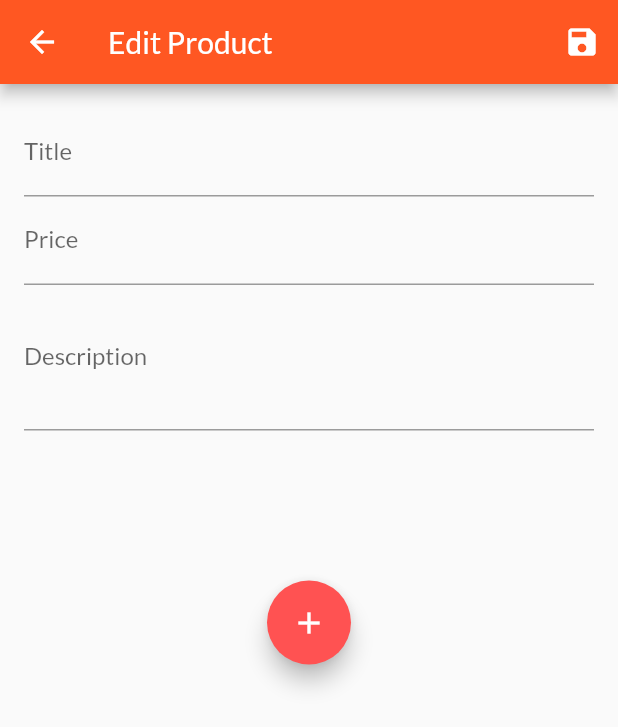
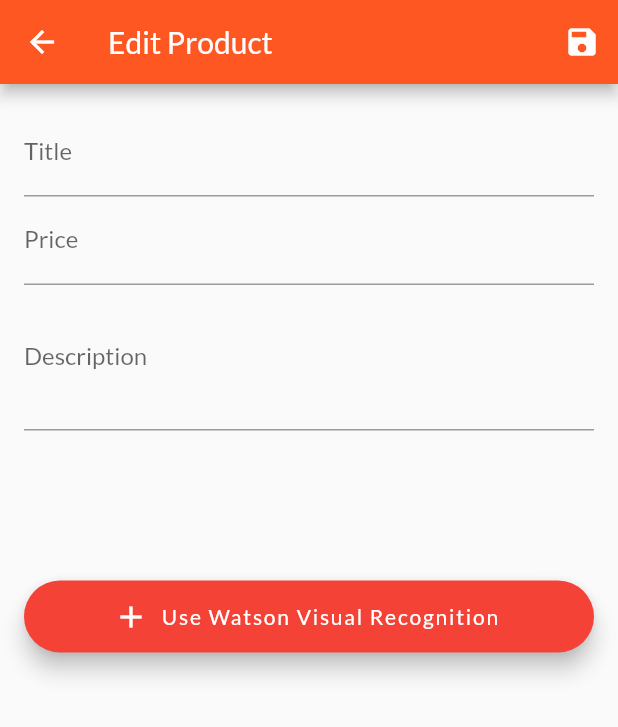
Before and after one commit to Manorama09/Optima, a Flutter app: the EditProductScreen screen opened by its route, on a phone screen of 412 x 824 dp. Shown: the top 727 px of the screen. Run offline on Flutter 3.47's test engine with Material 2 defaults, Android fonts, the phone set to English and light mode, and no system bars; our stand-ins replace animated_text_kit, image_picker; missing offline and left inert: draggable_floating_button, flutter_awesome_buttons, flutter_ibm_watson, watson_assistant_v2.

Commit message:
Update edit_product_screen.dart

```diff
--- a/lib/screens/edit_product_screen.dart
+++ b/lib/screens/edit_product_screen.dart
@@ -196,17 +196,16 @@
                     SizedBox(
                       height: 100.0,
                     ),
-                    FloatingActionButton(
-                      backgroundColor: Colors.redAccent,
+                    FloatingActionButton.extended(
+                      backgroundColor: Colors.red,
                       onPressed: () {
                         Navigator.push(context,
                             MaterialPageRoute(builder: (context) => ScreenVisualRecognition()));
                       },
-                      child: Icon(
+                      icon: Icon(
                         Icons.add,
-
                       ),
-                      heroTag: "Watson Visual Recognition",
+                      label : Text("Use Watson Visual Recognition"),
                     ),
 
 
```
